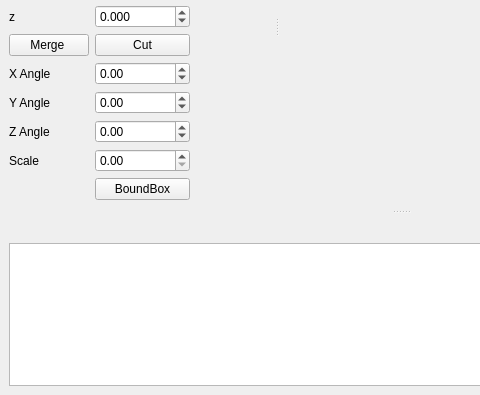
Qt form 080-ManipulatingShapes/src/MainWindow.ui (haknkayaa/Qt-OpenCASCADE-Projects) before a commit; both pictures show x 0 to 480 and y 205 to 600 of the 802 by 600 pixel window.
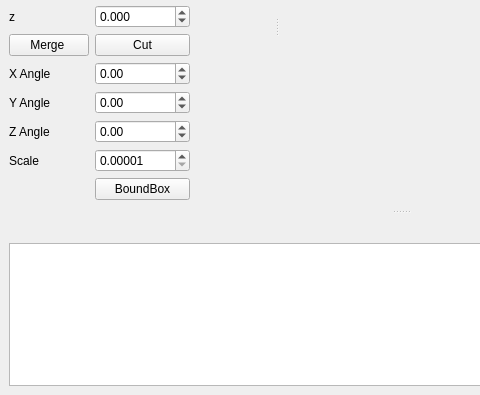
The same form after that commit. Custom widgets are drawn as their Qt base class.

The edit to the form file:
```diff
--- a/080-ManipulatingShapes/src/MainWindow.ui
+++ b/080-ManipulatingShapes/src/MainWindow.ui
@@ -33,7 +33,14 @@
    <widget class="QWidget" name="dockWidgetContents">
     <layout class="QGridLayout" name="gridLayout_3">
      <item row="9" column="1">
-      <widget class="QDoubleSpinBox" name="scaleBox"/>
+      <widget class="QDoubleSpinBox" name="scaleBox">
+       <property name="decimals">
+        <number>5</number>
+       </property>
+       <property name="minimum">
+        <double>0.000010000000000</double>
+       </property>
+      </widget>
      </item>
      <item row="5" column="0">
       <widget class="QLabel" name="label_4">
```
